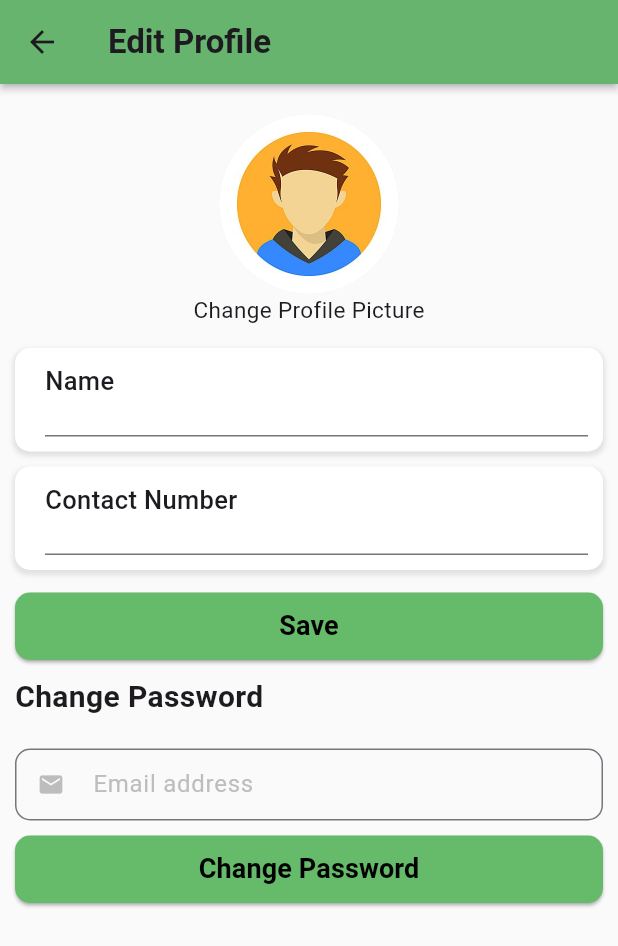
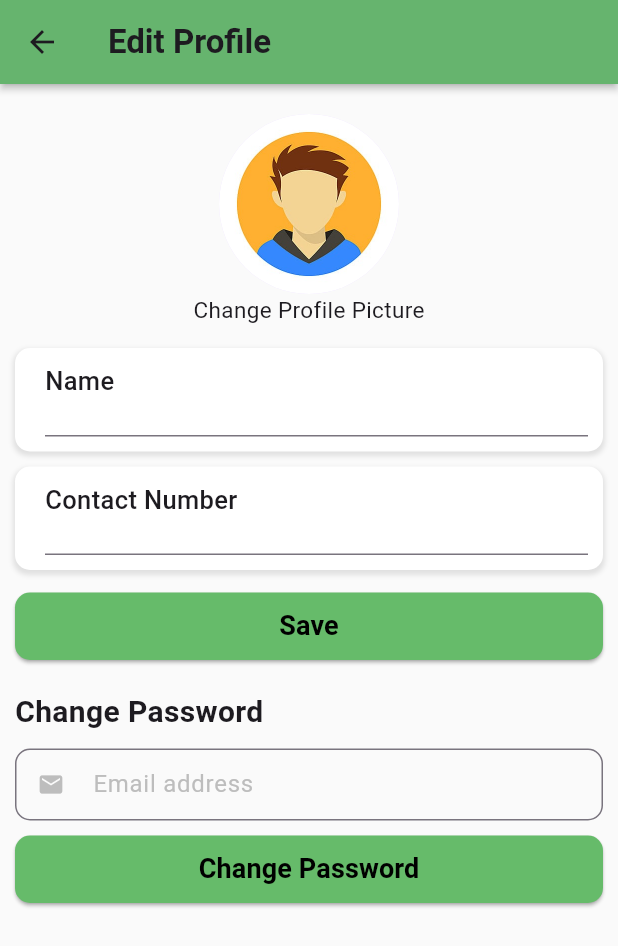
Before and after one commit to DATDSG/MAD_Project, a Flutter app: the EditProfilePage screen opened directly, on a phone screen of 412 x 824 dp. Shown: the top 946 px of the screen. Run offline on Flutter 3.47's test engine with Material 3 defaults, Android fonts, the phone set to English and light mode, and no system bars; our stand-ins replace cloud_firestore, firebase_auth, firebase_core, flutter_rating_bar, google_maps_flutter; accounts and stored records are empty.

Commit message:
Update edit_profile_page.dart

```diff
--- a/lib/pages/edit_profile_page.dart
+++ b/lib/pages/edit_profile_page.dart
@@ -440,7 +440,7 @@ class _EditProfilePageState extends State<EditProfilePage> {
 
                         // Change Password
                         const Padding(
-                          padding: EdgeInsets.only(top: 10, bottom: 10),
+                          padding: EdgeInsets.only(top: 20, bottom: 10),
                           child: Row(
                             crossAxisAlignment: CrossAxisAlignment.start,
                             children: [
@@ -494,10 +494,6 @@ class _EditProfilePageState extends State<EditProfilePage> {
                         //     ),
                         //   ),
                         // ),
-
-                        const SizedBox(
-                          height: 10,
-                        ),
 
                         // email address
                         TextField(
```
